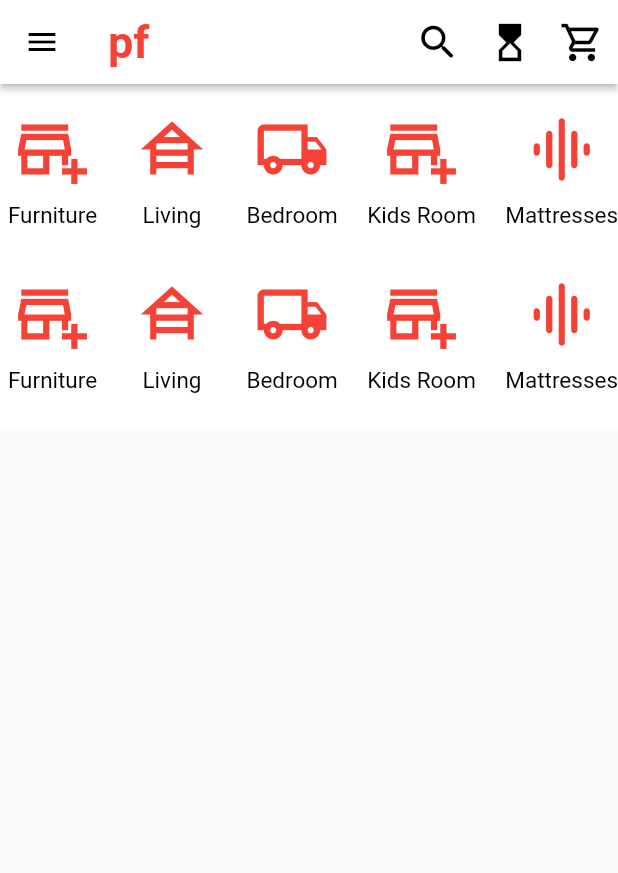
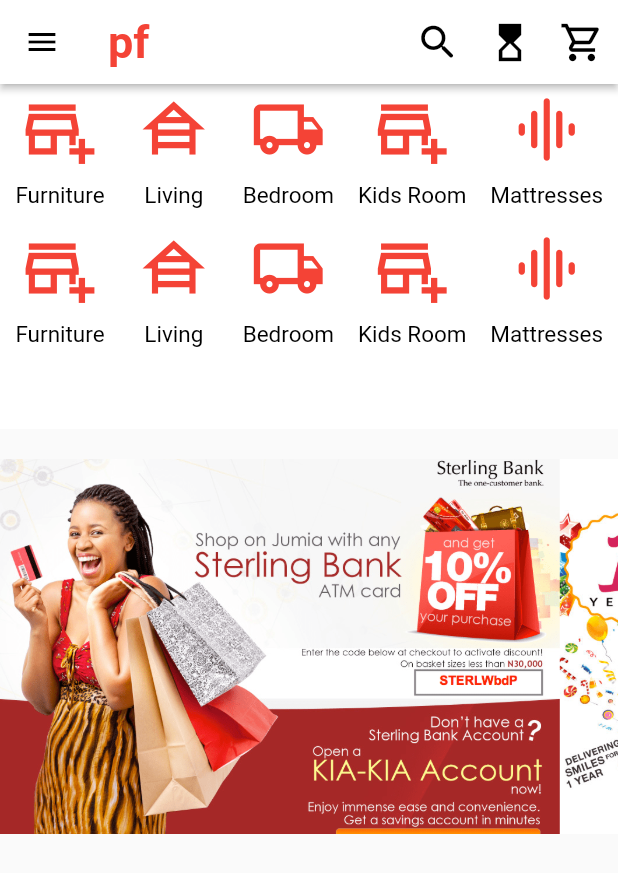
Before and after one commit to xaakib/pepperfry, a Flutter app: the HomeScreen screen opened directly, on a phone screen of 412 x 824 dp. Shown: the top 873 px of the screen. Run offline on Flutter 3.47's test engine with Material 2 defaults, Android fonts, the phone set to English and light mode, and no system bars; network calls fail.

Commit message:
cover home done

```diff
--- a/lib/navigation_bar/home_screen.dart
+++ b/lib/navigation_bar/home_screen.dart
@@ -45,10 +45,24 @@
               child: Column(
                 children: [
                   HomeIconsWidgets(),
+                  SizedBox(
+                    height: 10,
+                  ),
                   HomeIconsWidgets(),
                 ],
               ),
-            )
+            ),
+            SizedBox(
+              height: 20,
+            ),
+            Container(
+              height: 250,
+              width: MediaQuery.of(context).size.width,
+              decoration: BoxDecoration(
+                  image: DecorationImage(
+                      fit: BoxFit.cover,
+                      image: AssetImage("assets/Icons/shoping_cover.png"))),
+            ),
           ],
         ),
       ),
@@ -63,9 +77,10 @@
 
   @override
   Widget build(BuildContext context) {
-    return Container(
-      margin: EdgeInsets.only(left: 5),
-      height: 110,
+    return Padding(
+      padding: const EdgeInsets.symmetric(horizontal: 10),
+      child: Container(
+
         color: Colors.white,
         child: Row(
           mainAxisAlignment: MainAxisAlignment.spaceBetween,
@@ -197,6 +212,7 @@
             ),
           ],
         ),
+      ),
     );
   }
 }
```
Also changed, not shown: assets/Icons/shoping_cover.png (added). Lines whose indentation alone changed are shown as unchanged.
